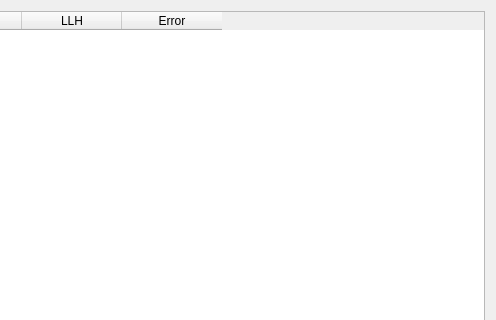
Before: the Qt Designer form ui/departurecontrol.ui in SUV-Olympiad/SUV-GCS, drawn with Qt 5; both pictures show x 490 to 986 and y 0 to 320 of the 986 by 597 pixel window.
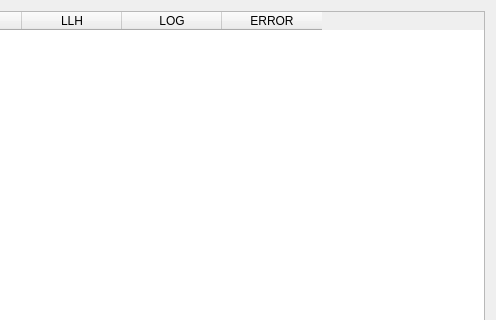
After: the same form once the commit is applied.

What changed in the file:
```diff
--- a/ui/departurecontrol.ui
+++ b/ui/departurecontrol.ui
@@ -30,7 +30,7 @@
        <string>SYSID</string>
       </property>
      </column>
-    <column>
+     <column>
       <property name="text">
        <string>Group ID</string>
       </property>
@@ -57,7 +57,12 @@
      </column>
      <column>
       <property name="text">
-       <string>Error</string>
+       <string>LOG</string>
+      </property>
+     </column>
+     <column>
+      <property name="text">
+       <string>ERROR</string>
       </property>
      </column>
     </widget>
```
Left out of the diff: 22 changed lines with no effect on the pictures.
